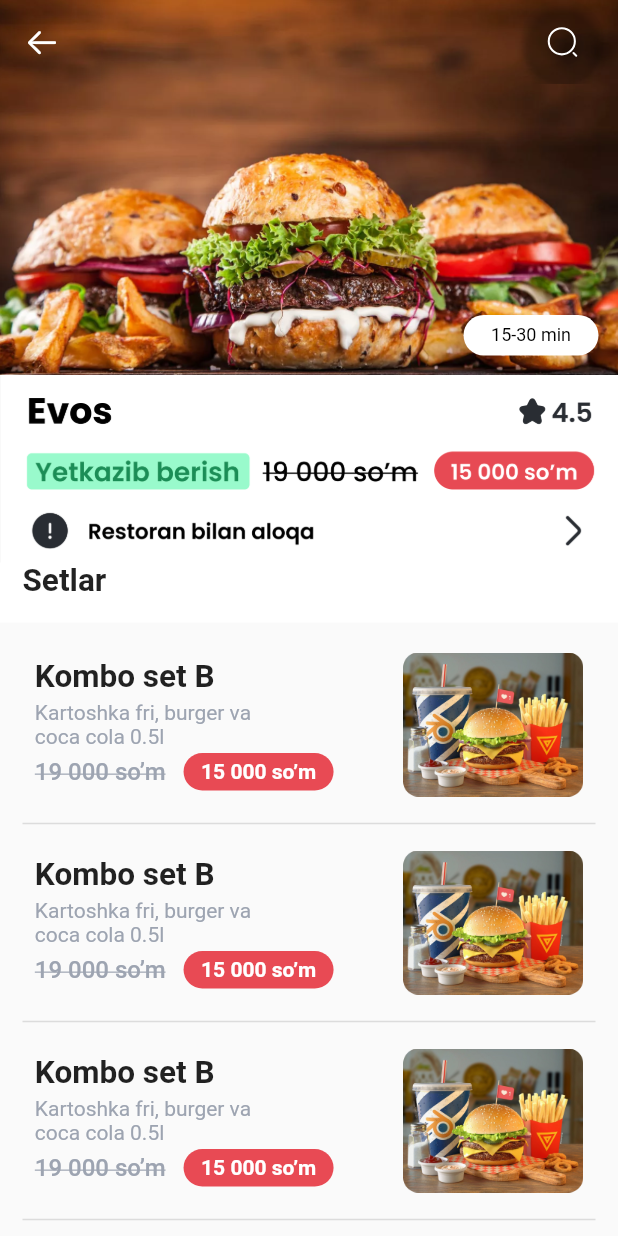
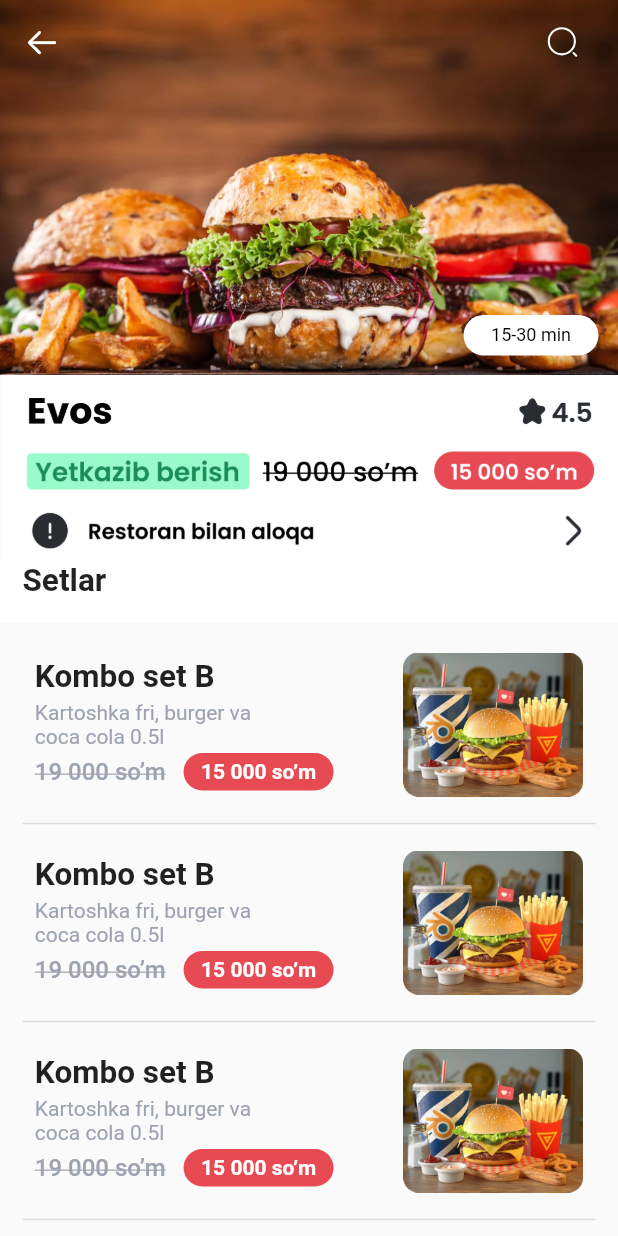
Before and after one commit to Boburbek6010/chikki_1, a Flutter app: the FoodCategory screen opened by its route, on a phone screen of 412 x 824 dp. Run offline on Flutter 3.47's test engine with Material 2 defaults, Android fonts, the phone set to English and light mode, and no system bars; our stand-ins replace easy_localization, flutter_riverpod, flutter_svg, fluttertoast, geolocator, image_picker and 3 more; missing offline and left inert: flutter_timer_countdown, http_interceptor, linear_timer, yandex_mapkit; project files that could hold a hidden picture were left out.

Commit message:
Xurshidjon, 15-commit, add new page

```diff
--- a/lib/src/core/routes/app_route_name.dart
+++ b/lib/src/core/routes/app_route_name.dart
@@ -6,6 +6,7 @@
 static const WELCOME = '/initial';
 static const SEARCHROUTE = '/searchRoute';
 static const RESULT = '/result_screen';
+static const ANNOUNCEMENTSREEN = '/announcement_screen';
 
 
 /// food
--- a/lib/src/core/routes/app_routes.dart
+++ b/lib/src/core/routes/app_routes.dart
@@ -9,6 +9,7 @@
 import '../../features/taxi/menu/presentation/screens/home_screen.dart';
 import '../../features/taxi/welcome/presentation/screens/intro_screen.dart';
 import '../../features/taxi/welcome/presentation/screens/welcome_screen.dart';
+import '../../features/yol_yolakay/annouce/presentation/screens/annouce_screen.dart';
 import 'app_route_name.dart';
 
 @immutable
@@ -24,5 +25,6 @@
     ///food
     AppRouteName.FOODHOME: (context) =>   const FoodCategory(),
     AppRouteName.RESULT: (context) =>   const ResultScreen(),
+    AppRouteName.ANNOUNCEMENTSREEN: (context) =>   const AnnouncementScreen(),
   };
 }
--- a/lib/src/core/widgets/app_material_context.dart
+++ b/lib/src/core/widgets/app_material_context.dart
@@ -22,7 +22,7 @@
       debugShowCheckedModeBanner: false,
       title: 'Chikki',
       theme: ThemeData(),
-      initialRoute: AppRouteName.WELCOME,
+      initialRoute: AppRouteName.ANNOUNCEMENTSREEN,
       routes: AppRoutes.routes,
     );
   }
--- a/lib/src/features/food/home/presentation/screens/food_catigories_screen.dart
+++ b/lib/src/features/food/home/presentation/screens/food_catigories_screen.dart
@@ -27,6 +27,7 @@
           onPressed: (){},
             style: ElevatedButton.styleFrom(
               backgroundColor: AppColors.transparent,
+              elevation: 0,
               minimumSize:  const Size(17, 17),
               shape: RoundedRectangleBorder(
                 borderRadius: BorderRadius.circular(50),
```
Also changed, not shown: lib/src/features/yol_yolakay/annouce/presentation/screens/annouce_screen.dart (added, +18 -0 lines).
